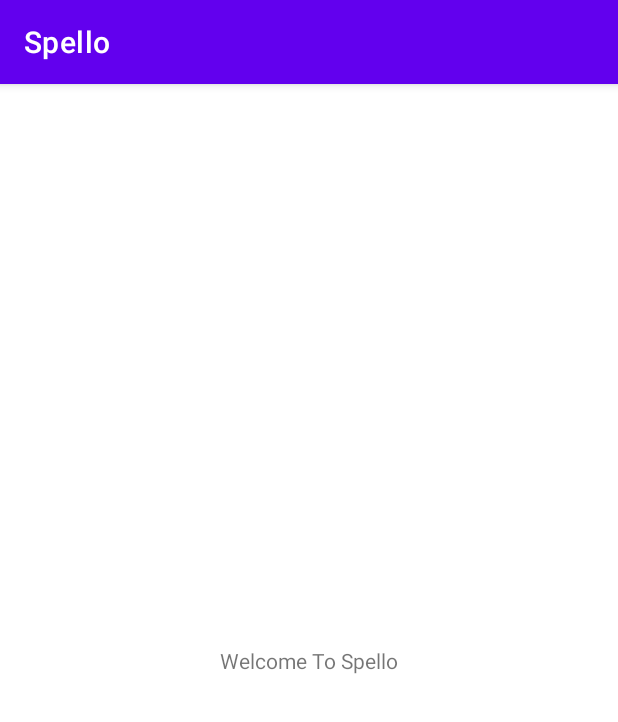
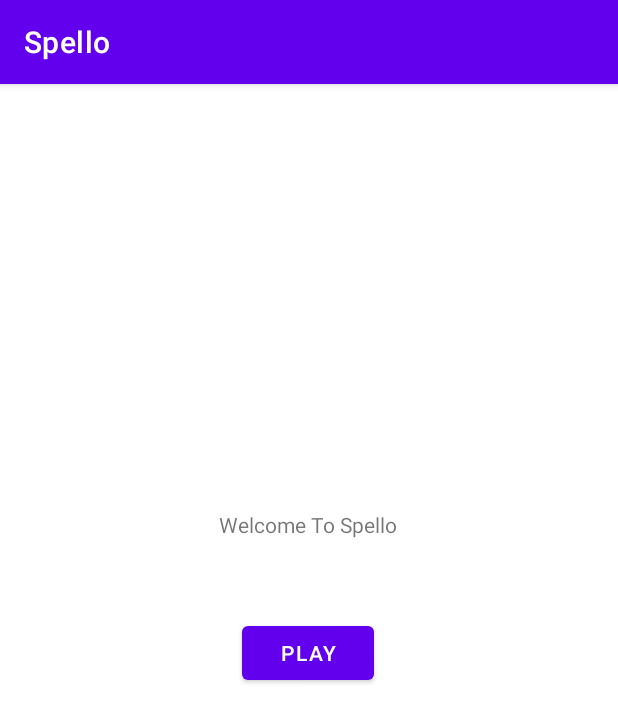
Before and after one commit to RuskDev/Spello, an Android app: the screen it shows after launch (MainActivity), on a phone screen of 412 x 824 dp. Shown: the top 722 px of the screen. Run offline under Robolectric (Android 15) with nearby library versions, the phone set to English and light mode, and no system bars.

Commit message:
Added a play button and made it open a second screen

```diff
--- a/app/src/main/java/com/rdev/spello/MainActivity.java
+++ b/app/src/main/java/com/rdev/spello/MainActivity.java
@@ -2,13 +2,30 @@ package com.rdev.spello;
 
 import androidx.appcompat.app.AppCompatActivity;
 
+import android.content.DialogInterface;
+import android.content.Intent;
+import android.location.GnssAntennaInfo;
 import android.os.Bundle;
+import android.view.View;
+import android.widget.Button;
 
-public class MainActivity extends AppCompatActivity {
+public class MainActivity extends AppCompatActivity implements View.OnClickListener {
+
 
     @Override
     protected void onCreate(Bundle savedInstanceState) {
         super.onCreate(savedInstanceState);
         setContentView(R.layout.activity_main);
+
+        Button playButton = (Button) findViewById(R.id.playButton);
+        playButton.setOnClickListener(this);
+
+
+    }
+
+    @Override
+    public void onClick(View view) {
+        Intent gameScreen = new Intent(this, GameActivity.class);
+        startActivity(gameScreen);
     }
 }
--- a/app/src/main/res/layout/activity_main.xml
+++ b/app/src/main/res/layout/activity_main.xml
@@ -6,11 +6,26 @@
     android:layout_height="match_parent"
     tools:context=".MainActivity">
 
-    <TextView
+    <Button
+        android:id="@+id/playButton"
         android:layout_width="wrap_content"
         android:layout_height="wrap_content"
+        android:layout_marginTop="52dp"
+        android:text="@string/play"
+        app:layout_constraintBottom_toBottomOf="parent"
+        app:layout_constraintEnd_toEndOf="parent"
+        app:layout_constraintHorizontal_bias="0.498"
+        app:layout_constraintStart_toStartOf="parent"
+        app:layout_constraintTop_toBottomOf="@+id/textView"
+        app:layout_constraintVertical_bias="0.0" />
+
+    <TextView
+        android:id="@+id/textView"
+        android:layout_width="wrap_content"
+        android:layout_height="wrap_content"
+        android:layout_marginTop="284dp"
         android:text="@string/welcome"
-        app:layout_constraintBottom_toBottomOf="parent"
+        app:layout_constraintHorizontal_bias="0.498"
         app:layout_constraintLeft_toLeftOf="parent"
         app:layout_constraintRight_toRightOf="parent"
         app:layout_constraintTop_toTopOf="parent" />
--- a/app/src/main/res/values/strings.xml
+++ b/app/src/main/res/values/strings.xml
@@ -1,4 +1,5 @@
 <resources>
     <string name="app_name">Spello</string>
     <string name="welcome">Welcome To Spello</string>
+    <string name="play">Play</string>
 </resources>
```
